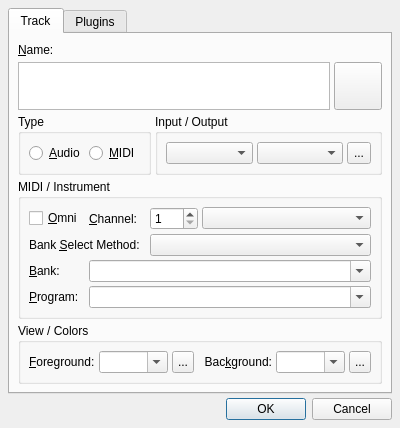
Above: src/qtractorTrackForm.ui from rncbc/qtractor before the change. Below: the same form after it.
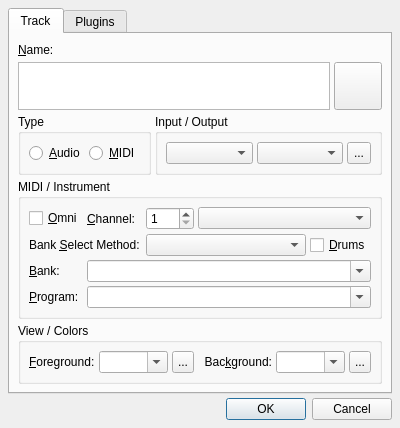
That is the form after the change. Icons and pictures are not drawn. Custom widgets are drawn as their Qt base class.

Commit message: [drumx] Final testing with drum-mode piano-roll display mode (aka. diamond-events)

The edit to the form file:
```diff
--- a/src/qtractorTrackForm.ui
+++ b/src/qtractorTrackForm.ui
@@ -319,7 +319,7 @@
             </property>
            </widget>
           </item>
-          <item row="1" column="2" colspan="4" >
+          <item row="1" column="2" colspan="3" >
            <widget class="QComboBox" name="BankSelMethodComboBox" >
             <property name="sizePolicy" >
              <sizepolicy>
@@ -334,6 +334,16 @@
             </property>
            </widget>
           </item>
+          <item row="1" column="5" >
+           <widget class="QCheckBox" name="DrumsCheckBox" >
+            <property name="text" >
+             <string>&amp;Drums</string>
+            </property>
+            <property name="toolTip" >
+             <string>MIDI Patch: Drum Mode</string>
+            </property>
+           </widget>
+          </item>
           <item row="2" column="1" colspan="5" >
            <widget class="QComboBox" name="BankComboBox" >
             <property name="toolTip" >
```
Left out of the diff: 1 changed line with no effect on the pictures. The commit also changes 5 other files.
